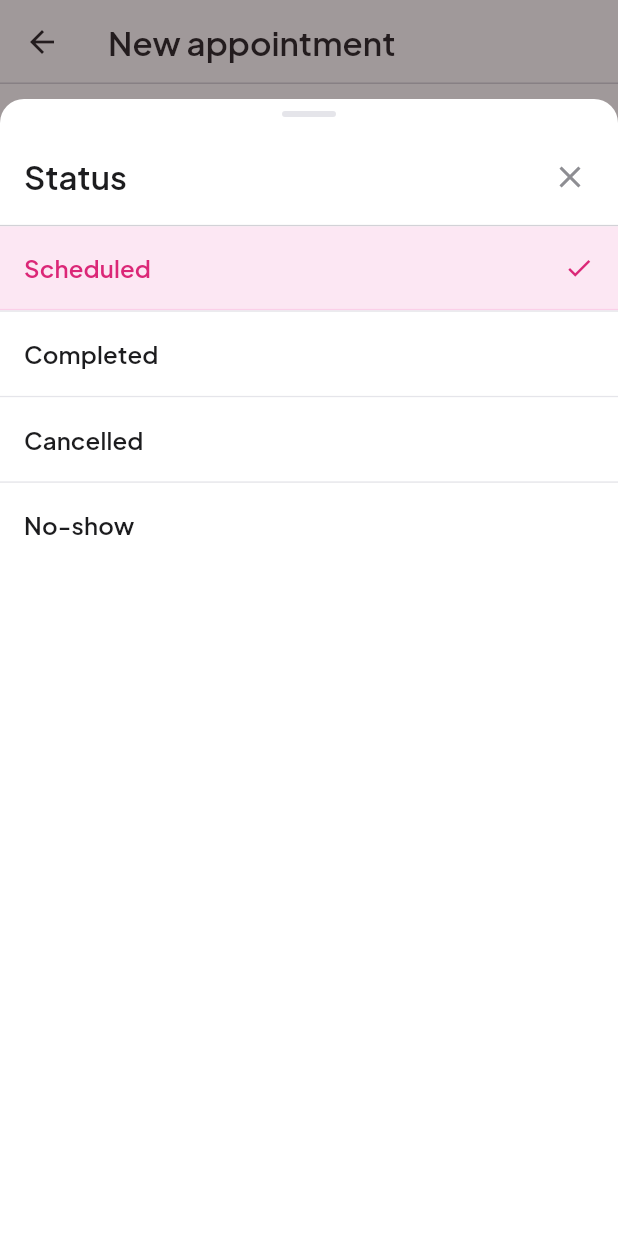
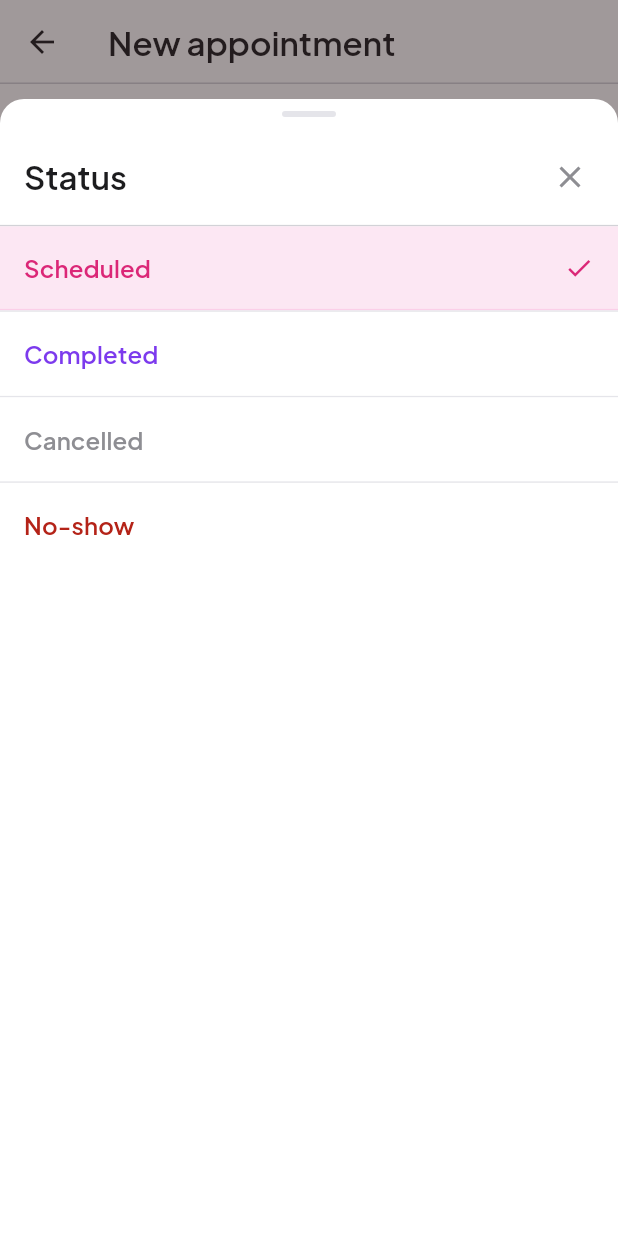
Before and after one commit to peterkwkwan/pelvi-crm, a Flutter app: the AppointmentFormScreen screen opened directly, after a tap on "Scheduled", on a phone screen of 412 x 824 dp. Run offline on Flutter 3.47's test engine with Material 3 defaults, Android fonts, the phone set to English and light mode, and no system bars; our stand-ins replace drift, drift_flutter, google_fonts; accounts and stored records are empty; generated files the repository leaves out were written again.

Commit message:
Color-code appointment status text (pink/purple/muted/danger)
Only the status word is tinted on Today, profile, form, and pickers;
name/time keep existing ink and past strikethrough.

Co-authored-by: peterkwkwan <peterkwkwan@gmail.com>

```diff
--- a/lib/features/appointments/appointment_form_screen.dart
+++ b/lib/features/appointments/appointment_form_screen.dart
@@ -111,6 +111,7 @@ class _AppointmentFormScreenState extends State<AppointmentFormScreen> {
           PelviPickerOption(
             value: s,
             label: appointmentStatusLabel(s),
+            labelColor: appointmentStatusColor(s),
           ),
       ],
     );
@@ -177,6 +178,7 @@ class _AppointmentFormScreenState extends State<AppointmentFormScreen> {
     required VoidCallback? onTap,
     String? errorText,
     IconData trailing = Icons.chevron_right,
+    Color? valueColor,
   }) {
     final text = Theme.of(context).textTheme;
     return InkWell(
@@ -189,7 +191,9 @@ class _AppointmentFormScreenState extends State<AppointmentFormScreen> {
         child: Text(
           value.isEmpty ? hint : value,
           style: text.bodyLarge?.copyWith(
-            color: value.isEmpty ? PelviColors.inkMuted : PelviColors.ink,
+            color: value.isEmpty
+                ? PelviColors.inkMuted
+                : (valueColor ?? PelviColors.ink),
           ),
         ),
       ),
@@ -292,6 +296,7 @@ class _AppointmentFormScreenState extends State<AppointmentFormScreen> {
               value: appointmentStatusLabel(_status),
               hint: '',
               onTap: _pickStatus,
+              valueColor: appointmentStatusColor(_status),
             ),
             const SizedBox(height: PelviSpace.lg),
             FilledButton(
--- a/lib/features/clients/client_format.dart
+++ b/lib/features/clients/client_format.dart
@@ -1,4 +1,7 @@
+import 'package:flutter/material.dart';
+
 import '../../data/database.dart';
+import '../../theme/colors.dart';
 
 String clientDisplayName(Client c) => '${c.firstName} ${c.lastName}'.trim();
 
@@ -8,6 +11,16 @@ String appointmentStatusLabel(AppointmentStatus status) {
     AppointmentStatus.completed => 'Completed',
     AppointmentStatus.cancelled => 'Cancelled',
     AppointmentStatus.noShow => 'No-show',
+  };
+}
+
+/// Status word color only — pink / purple / muted / danger.
+Color appointmentStatusColor(AppointmentStatus status) {
+  return switch (status) {
+    AppointmentStatus.scheduled => PelviColors.pink700,
+    AppointmentStatus.completed => PelviColors.purple700,
+    AppointmentStatus.cancelled => PelviColors.inkMuted,
+    AppointmentStatus.noShow => PelviColors.danger,
   };
 }
 
--- a/lib/features/notes/open_note.dart
+++ b/lib/features/notes/open_note.dart
@@ -82,6 +82,7 @@ Future<void> openNoteViaPickers(BuildContext context) async {
             value: a,
             label: formatApptWhen(a.startsAt),
             subtitle: appointmentStatusLabel(a.status),
+            subtitleColor: appointmentStatusColor(a.status),
           ),
       ],
     );
--- a/lib/widgets/picker_sheet.dart
+++ b/lib/widgets/picker_sheet.dart
@@ -9,6 +9,8 @@ class PelviPickerOption<T> {
     required this.label,
     this.subtitle,
     this.searchText,
+    this.labelColor,
+    this.subtitleColor,
   });
 
   final T value;
@@ -17,6 +19,10 @@ class PelviPickerOption<T> {
 
   /// Lowercased haystack for search (defaults to [label] + [subtitle]).
   final String? searchText;
+
+  /// Optional tint for [label] / [subtitle] (e.g. appointment status words).
+  final Color? labelColor;
+  final Color? subtitleColor;
 }
 
 /// Full-height paper-white sheet with hairline rows and optional search.
@@ -212,16 +218,19 @@ class _PelviPickerSheetState<T> extends State<_PelviPickerSheet<T>> {
                                       Text(
                                         o.label,
                                         style: text.labelLarge?.copyWith(
-                                          color: isSelected
-                                              ? PelviColors.pink700
-                                              : PelviColors.ink,
+                                          color: o.labelColor ??
+                                              (isSelected
+                                                  ? PelviColors.pink700
+                                                  : PelviColors.ink),
                                         ),
                                       ),
                                       if (o.subtitle != null &&
                                           o.subtitle!.isNotEmpty)
                                         Text(
                                           o.subtitle!,
-                                          style: text.labelMedium,
+                                          style: text.labelMedium?.copyWith(
+                                            color: o.subtitleColor,
+                                          ),
                                         ),
                                     ],
                                   ),
```
Also changed, not shown: lib/features/clients/client_profile_screen.dart (+17 -3 lines), lib/features/today/today_screen.dart (+14 -6 lines).
